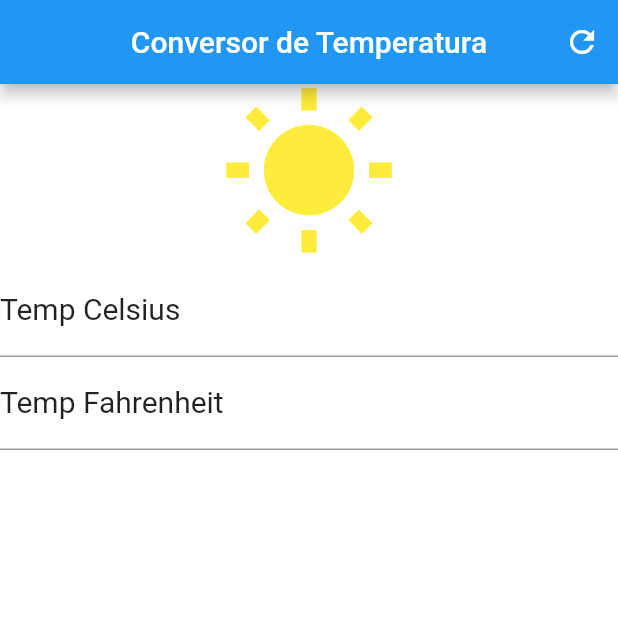
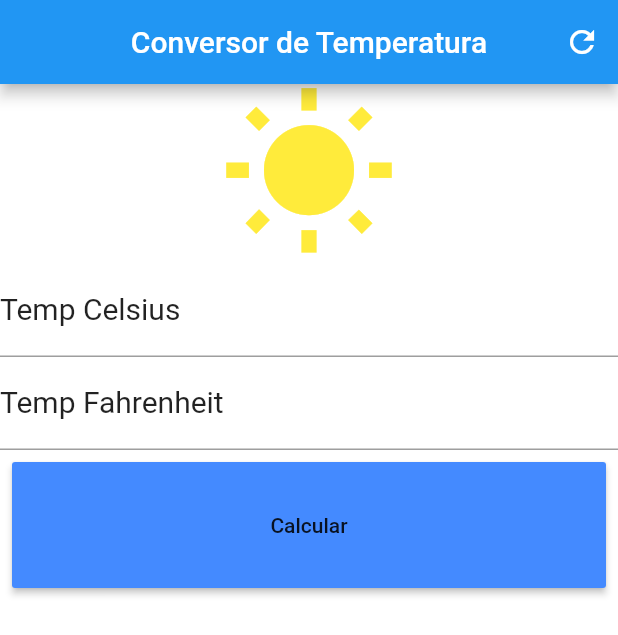
Before and after one commit to ricardom6/conversorTemperatura, a Flutter app: the screen it shows after launch, on a phone screen of 412 x 824 dp. Shown: the top 635 px of the screen. Run offline on Flutter 3.47's test engine with Material 2 defaults, Android fonts, the phone set to English and light mode, and no system bars.

Commit message:
container e padding para raizedButton

```diff
--- a/lib/main.dart
+++ b/lib/main.dart
@@ -13,9 +13,14 @@ class Home extends StatefulWidget {
 class _HomeState extends State<Home> {
   @override
   Widget build(BuildContext context) {
-    TextStyle styleDecoration =
-        TextStyle(color: Colors.black87, fontSize: 20);
+    TextStyle styleDecoration = TextStyle(color: Colors.black87, fontSize: 20);
     TextStyle styleField = TextStyle(color: Colors.lightBlueAccent);
+
+    RaisedButton raisedButton = RaisedButton(
+      onPressed: () {},
+      child: Text("Calcular"),
+      color: Colors.blueAccent,
+    );
 
     AppBar appBar = AppBar(
       title: Text("Conversor de Temperatura"),
@@ -52,12 +57,19 @@ class _HomeState extends State<Home> {
       style: styleField,
     );
 
+    Container containerBtn = Container(
+      padding: EdgeInsets.all(8),
+      height: 100.0,
+      child: raisedButton,
+    );
+
     Column column = Column(
       crossAxisAlignment: CrossAxisAlignment.stretch,
       children: <Widget>[
         icon,
         tempCelsius,
         tempFahrenheit,
+        containerBtn,
       ],
     );
 
```
